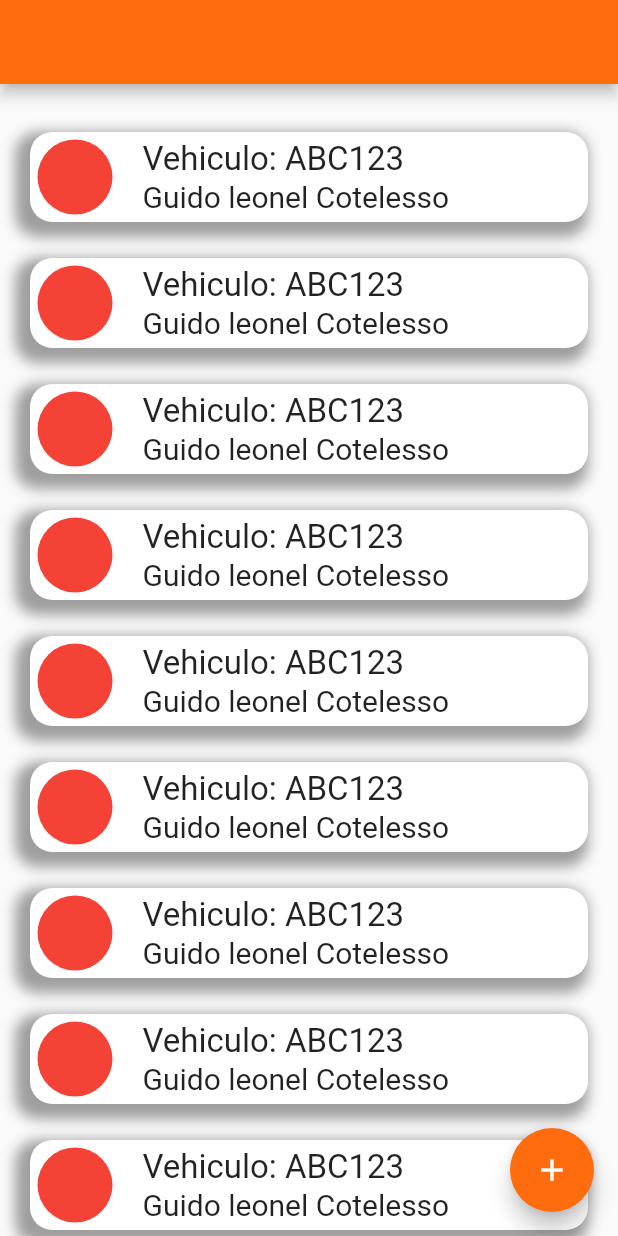
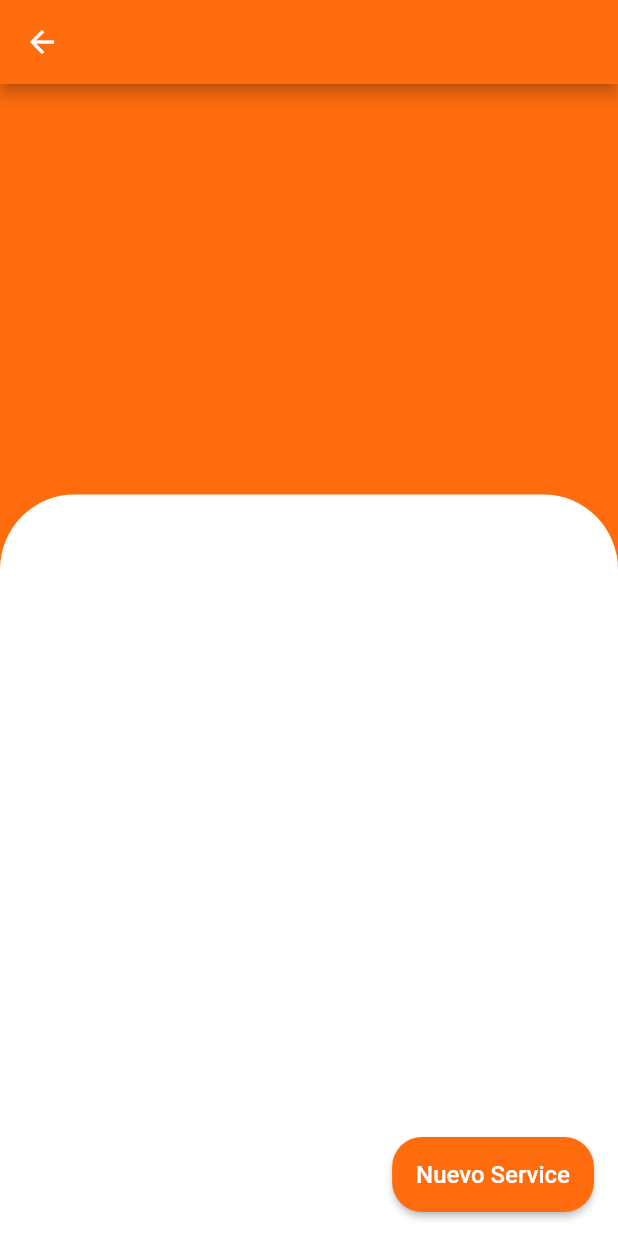
Before and after one commit to kloehz/pickit-challenge, a Flutter app: the screen it shows after launch, after a tap on "Vehiculo: ABC123", on a phone screen of 412 x 824 dp. Run offline on Flutter 3.47's test engine with Material 2 defaults, Android fonts, the phone set to English and light mode, and no system bars; our stand-ins replace animate_do.

Commit message:
[ADD]First layout

```diff
--- /dev/null
+++ b/lib/pages/car_details.dart
@@ -0,0 +1,79 @@
+import 'package:animate_do/animate_do.dart';
+import 'package:flutter/material.dart';
+import 'package:pickit/themes/colors.dart';
+
+class CarDetails extends StatelessWidget {
+  const CarDetails({ Key? key }) : super(key: key);
+
+  @override
+  Widget build(BuildContext context) {
+
+    final size = MediaQuery.of(context).size;
+
+    return Scaffold(
+      appBar: AppBar(),
+      floatingActionButton: const _NewServiceButton(),
+      body: Stack(
+        alignment: Alignment.bottomCenter,
+        children: [
+          Container(
+            color: primaryColor,
+          ),
+          _ServiceInformation(size: size)
+        ],
+      ),
+    );
+  }
+}
+
+class _NewServiceButton extends StatelessWidget {
+  const _NewServiceButton({
+    Key? key,
+  }) : super(key: key);
+
+  @override
+  Widget build(BuildContext context) {
+    return FadeInRight(
+      child: SizedBox(
+        height: 50,
+        child: ElevatedButton(
+          child: const Text('Nuevo Service', style: TextStyle(fontSize: 16)),
+          onPressed: (){},
+          style: ButtonStyle(
+            backgroundColor: MaterialStateProperty.all<Color>(primaryColor),
+            shape: MaterialStateProperty.all<RoundedRectangleBorder>(
+              RoundedRectangleBorder(
+                borderRadius: BorderRadius.circular(20)
+              )
+            )
+          )
+        ),
+      ),
+    );
+  }
+}
+
+class _ServiceInformation extends StatelessWidget {
+  const _ServiceInformation({
+    Key? key,
+    required this.size,
+  }) : super(key: key);
+
+  final Size size;
+
+  @override
+  Widget build(BuildContext context) {
+    return FadeInUp(
+      child: Container(
+        height: size.height * 0.6,
+        decoration: const BoxDecoration(
+          color: Colors.white,
+          borderRadius: BorderRadius.only(
+            topLeft: Radius.circular(50),
+            topRight:  Radius.circular(50)
+          )
+        ),
+      ),
+    );
+  }
+}
--- a/lib/pages/home_page.dart
+++ b/lib/pages/home_page.dart
@@ -8,7 +8,7 @@ class HomePage extends StatelessWidget {
     return Scaffold(
       appBar: AppBar(),
       floatingActionButton: FloatingActionButton(
-        onPressed: () => Navigator.pushNamed(context, 'carDetails'),
+        onPressed: () => Navigator.pushNamed(context, 'newCar'),
         child: const Icon(Icons.add),
       ),
       body: Container (
@@ -50,7 +50,7 @@ class _ItemContainer extends StatelessWidget {
   @override
   Widget build(BuildContext context) {
     return GestureDetector(
-      onTap: () => {}, // Navigator.pushNamed(context, 'carDetails'),
+      onTap: () => Navigator.pushNamed(context, 'carDetails'),
       child: Container(
         decoration: BoxDecoration(
           color: Colors.white,
--- a/lib/pages/pages.dart
+++ b/lib/pages/pages.dart
@@ -1,3 +1,3 @@
 export 'package:pickit/pages/home_page.dart';
-
+export 'package:pickit/pages/car_details.dart';
 export 'package:pickit/pages/registration_form.dart';
--- a/lib/routes/routes.dart
+++ b/lib/routes/routes.dart
@@ -4,6 +4,7 @@ import 'package:pickit/pages/pages.dart';
 Map<String, WidgetBuilder> getRoutes() {
   return <String, WidgetBuilder>{
     'home': (context) => const HomePage(),
-    'carDetails': ( _ ) => const RegistrationForm()
+    'carDetails': ( _ ) => const CarDetails(),
+    'newCar': ( _ ) => const RegistrationForm(),
   };
 }
```
Also changed, not shown: lib/pages/registration_form.dart (+24 -11 lines), lib/providers/owner_form.dart (added, +27 -0 lines), pubspec.yaml (+4 -17 lines), pubspec.lock.
